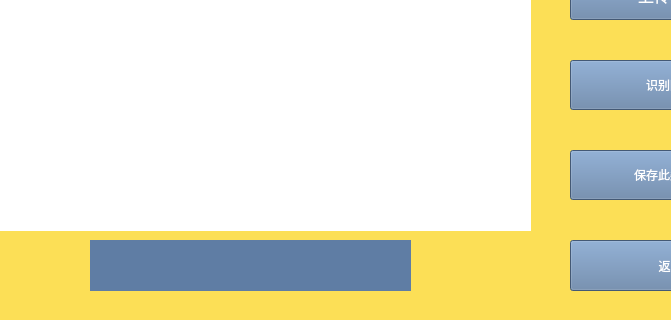
Qt form UI/classifier_window.ui (ChickenWingKiller/JXimageClassification) before a commit; both pictures show x 0 to 671 and y 280 to 600 of the 800 by 600 pixel window.
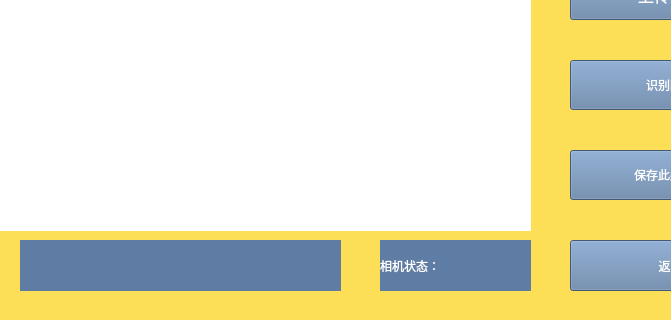
The same form after that commit.

```diff
--- a/UI/classifier_window.ui
+++ b/UI/classifier_window.ui
@@ -121,7 +121,7 @@
    <widget class="QLabel" name="label_3">
     <property name="geometry">
      <rect>
-      <x>90</x>
+      <x>20</x>
       <y>520</y>
       <width>321</width>
       <height>51</height>
@@ -207,6 +207,27 @@
      <bool>false</bool>
     </property>
    </widget>
+   <widget class="QLabel" name="label_4">
+    <property name="geometry">
+     <rect>
+      <x>380</x>
+      <y>520</y>
+      <width>151</width>
+      <height>51</height>
+     </rect>
+    </property>
+    <property name="styleSheet">
+     <string notr="true">background-color: rgb(95, 125, 164);
+color: rgb(255, 255, 255);
+font: 10pt &quot;Agency FB&quot;;</string>
+    </property>
+    <property name="text">
+     <string>相机状态：</string>
+    </property>
+    <property name="margin">
+     <number>9</number>
+    </property>
+   </widget>
   </widget>
   <widget class="QStatusBar" name="statusbar"/>
  </widget>
```
Left out of the diff: 3 changed lines with no effect on the pictures.
